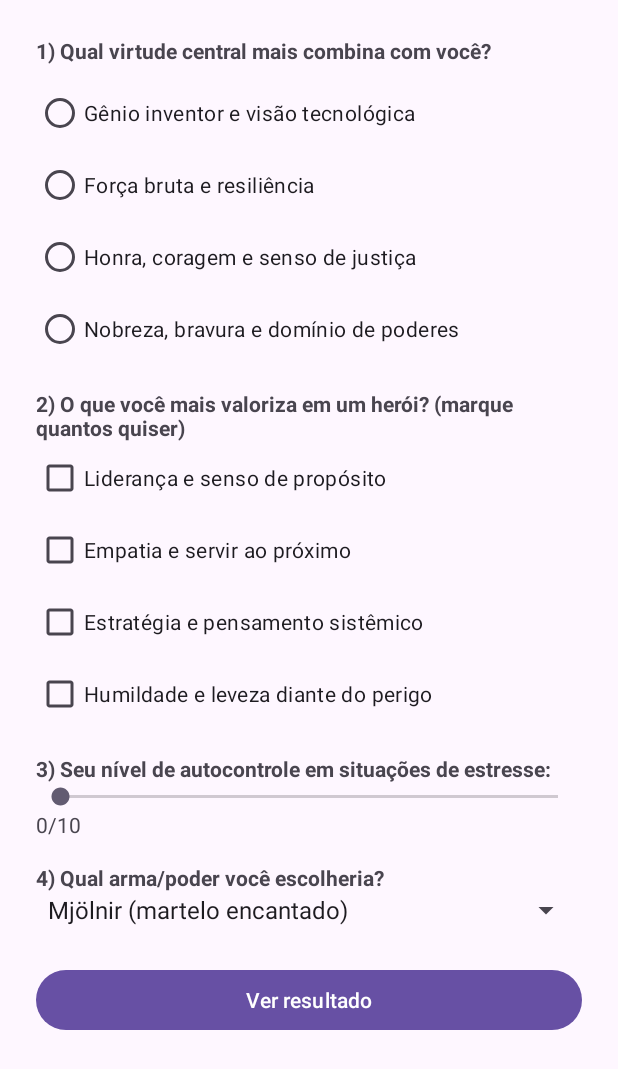
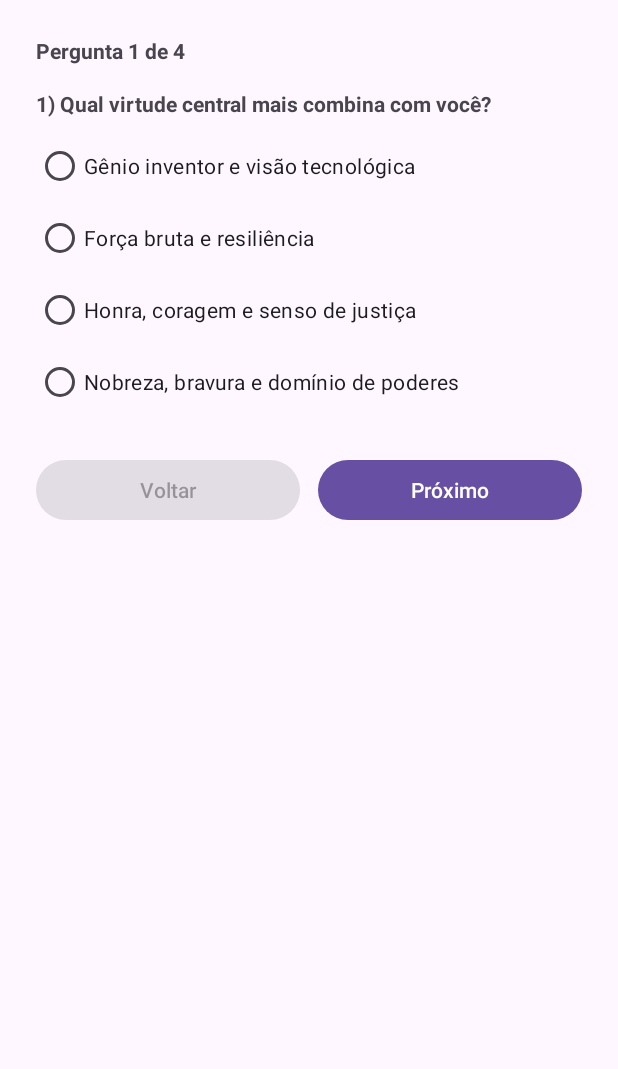
Before and after one commit to Alexepddeoliveira/SuperHeroesQuiz, an Android app: the QuizActivity screen opened directly, with no data from a screen before it, on a phone screen of 412 x 824 dp. Shown: the top 1069 px of the screen. Run offline under Robolectric (Android 15) with nearby library versions, the phone set to English and light mode, and no system bars.

Commit message:
Melhor Layout das perguntas

```diff
--- a/app/src/main/java/com/seuapp/superheroes/QuizActivity.kt
+++ b/app/src/main/java/com/seuapp/superheroes/QuizActivity.kt
@@ -2,11 +2,20 @@ package com.seuapp.superheroes
 
 import android.content.Intent
 import android.os.Bundle
+import android.view.View
 import android.widget.*
 import androidx.activity.enableEdgeToEdge
 import androidx.appcompat.app.AppCompatActivity
 
 class QuizActivity : AppCompatActivity() {
+
+    private lateinit var tvStep: TextView
+    private lateinit var groupQ1: View
+    private lateinit var groupQ2: View
+    private lateinit var groupQ3: View
+    private lateinit var groupQ4: View
+    private lateinit var btnBack: Button
+    private lateinit var btnNext: Button
 
     private lateinit var rgTraco: RadioGroup
     private lateinit var cbLideranca: CheckBox
@@ -16,13 +25,24 @@ class QuizActivity : AppCompatActivity() {
     private lateinit var skCoragem: SeekBar
     private lateinit var tvCoragemValor: TextView
     private lateinit var spPoder: Spinner
-    private lateinit var btnVerResultado: Button
+
+    private var step = 0 // 0..3
 
     override fun onCreate(savedInstanceState: Bundle?) {
         super.onCreate(savedInstanceState)
         enableEdgeToEdge()
         setContentView(R.layout.activity_quiz)
 
+        // Grupos/controles de navegação
+        tvStep = findViewById(R.id.tvStep)
+        groupQ1 = findViewById(R.id.groupQ1)
+        groupQ2 = findViewById(R.id.groupQ2)
+        groupQ3 = findViewById(R.id.groupQ3)
+        groupQ4 = findViewById(R.id.groupQ4)
+        btnBack = findViewById(R.id.btnBack)
+        btnNext = findViewById(R.id.btnNext)
+
+        // Inputs
         rgTraco = findViewById(R.id.rgTraco)
         cbLideranca = findViewById(R.id.cbLideranca)
         cbCompPaixao = findViewById(R.id.cbCompPaixao)
@@ -31,9 +51,8 @@ class QuizActivity : AppCompatActivity() {
         skCoragem = findViewById(R.id.skCoragem)
         tvCoragemValor = findViewById(R.id.tvCoragemValor)
         spPoder = findViewById(R.id.spPoder)
-        btnVerResultado = findViewById(R.id.btnVerResultado)
 
-        // Spinner: carrega opções e define seleção inicial
+        // Spinner
         ArrayAdapter.createFromResource(
             this,
             R.array.poderes_array,
@@ -43,12 +62,12 @@ class QuizActivity : AppCompatActivity() {
             spPoder.adapter = adapter
         }
         if (spPoder.adapter != null && spPoder.adapter.count > 0) {
-            spPoder.setSelection(0, false) // evita null ao ler depois
+            spPoder.setSelection(0, false)
         }
 
-        // SeekBar: texto inicial e listener
+        // SeekBar
         tvCoragemValor.text = getString(R.string.coragem_valor, skCoragem.progress)
-        skCoragem.setOnSeekBarChangeListener(object : SeekBar.OnSeekBarChangeListener {
+        skCoragem.setOnSeekBarChangeListener(object: SeekBar.OnSeekBarChangeListener{
             override fun onProgressChanged(seekBar: SeekBar?, progress: Int, fromUser: Boolean) {
                 tvCoragemValor.text = getString(R.string.coragem_valor, progress)
             }
@@ -56,20 +75,64 @@ class QuizActivity : AppCompatActivity() {
             override fun onStopTrackingTouch(seekBar: SeekBar?) {}
         })
 
-        btnVerResultado.setOnClickListener {
-            val nome = intent.getStringExtra("NOME_USUARIO") ?: getString(R.string.app_name)
-
-            // Valida: precisa escolher ao menos um traço (Q1)
-            if (rgTraco.checkedRadioButtonId == -1) {
-                Toast.makeText(this, "Escolha um traço na pergunta 1.", Toast.LENGTH_SHORT).show()
-                return@setOnClickListener
+        // Navegação
+        btnBack.setOnClickListener {
+            if (step > 0) {
+                step--
+                updateStepUI()
+            }
         }
 
-            // Valida: spinner com itens
-            if (spPoder.adapter == null || spPoder.adapter.count == 0) {
-                Toast.makeText(this, "Lista de poderes indisponível.", Toast.LENGTH_SHORT).show()
-                return@setOnClickListener
+        btnNext.setOnClickListener {
+            if (!validateCurrentStep()) return@setOnClickListener
+            if (step < 3) {
+                step++
+                updateStepUI()
+            } else {
+                // Último passo: calcular resultado e ir para a ResultActivity
+                computeAndGo()
             }
+        }
+
+        updateStepUI() // inicia na etapa 0 (Q1)
+    }
+
+    private fun updateStepUI() {
+        // Mostrar apenas o grupo da etapa atual
+        groupQ1.visibility = if (step == 0) View.VISIBLE else View.GONE
+        groupQ2.visibility = if (step == 1) View.VISIBLE else View.GONE
+        groupQ3.visibility = if (step == 2) View.VISIBLE else View.GONE
+        groupQ4.visibility = if (step == 3) View.VISIBLE else View.GONE
+
+        // Atualizar indicador de passo
+        tvStep.text = getString(R.string.step_label, step + 1)
+
+        // Botões
+        btnBack.isEnabled = step > 0
+        btnNext.text = if (step == 3) getString(R.string.btn_ver_resultado) else getString(R.string.btn_next)
+    }
+
+    private fun validateCurrentStep(): Boolean {
+        return when (step) {
+            0 -> { // Q1
+                if (rgTraco.checkedRadioButtonId == -1) {
+                    Toast.makeText(this, getString(R.string.error_q1), Toast.LENGTH_SHORT).show()
+                    false
+                } else true
+            }
+            1 -> true // Q2 sem obrigatoriedade
+            2 -> true // Q3 sem obrigatoriedade
+            3 -> { // Q4
+                val ok = spPoder.adapter != null && spPoder.adapter.count > 0
+                if (!ok) Toast.makeText(this, getString(R.string.error_q4), Toast.LENGTH_SHORT).show()
+                ok
+            }
+            else -> true
+        }
+    }
+
+    private fun computeAndGo() {
+        val nome = intent.getStringExtra("NOME_USUARIO") ?: getString(R.string.app_name)
 
         val scores = mutableMapOf(
             "Thor" to 0,
@@ -78,7 +141,7 @@ class QuizActivity : AppCompatActivity() {
             "Hulk" to 0
         )
 
-            // Q1: traço principal
+        // Q1
         when (rgTraco.checkedRadioButtonId) {
             R.id.rbInteligencia -> scores["Homem de Ferro"] = scores["Homem de Ferro"]!! + 2
             R.id.rbForca        -> scores["Hulk"] = scores["Hulk"]!! + 2
@@ -86,8 +149,7 @@ class QuizActivity : AppCompatActivity() {
             R.id.rbAgilidade    -> scores["Thor"] = scores["Thor"]!! + 2
         }
 
-
-            // Q2: valores
+        // Q2
         if (cbLideranca.isChecked)   scores["Capitão América"] = scores["Capitão América"]!! + 1
         if (cbCompPaixao.isChecked)  scores["Capitão América"] = scores["Capitão América"]!! + 1
         if (cbEstrategia.isChecked)  scores["Homem de Ferro"]  = scores["Homem de Ferro"]!! + 1
@@ -97,35 +159,49 @@ class QuizActivity : AppCompatActivity() {
         val autocontrole = skCoragem.progress
         when {
             autocontrole >= 7 -> {
-                    // muito autocontrole → Cap ou Tony
                 scores["Capitão América"] = scores["Capitão América"]!! + 2
                 scores["Homem de Ferro"]  = scores["Homem de Ferro"]!! + 1
             }
             autocontrole in 4..6 -> {
-                    // médio → Thor (poder contido, mas às vezes impulsivo)
                 scores["Thor"] = scores["Thor"]!! + 1
             }
             else -> {
-                    // baixo autocontrole → tendência Hulk
                 scores["Hulk"] = scores["Hulk"]!! + 2
             }
         }
 
-            // Q4: poder preferido (defensivo quanto ao índice)
+        // Q4
         when (spPoder.selectedItemPosition.coerceIn(0, spPoder.adapter.count - 1)) {
-                0 -> scores["Thor"]            = scores["Thor"]!! + 2            // Mjölnir
+            0 -> scores["Thor"]            = scores["Thor"]!! + 2  // Mjölnir
             1 -> scores["Homem de Ferro"]  = scores["Homem de Ferro"]!! + 2  // Armadura
-                2 -> scores["Capitão América"] = scores["Capitão América"]!! + 2 // Escudo
-                3 -> scores["Hulk"]            = scores["Hulk"]!! + 2            // Força
+            2 -> scores["Capitão América"] = scores["Capitão América"]!! + 2  // Escudo
+            3 -> scores["Hulk"]            = scores["Hulk"]!! + 2  // Força
         }
 
         val (heroi, pontuacao) = scores.maxByOrNull { it.value }!!
+
+        // Extras para a explicação (se você já implementou)
         val i = Intent(this, ResultActivity::class.java).apply {
             putExtra("NOME_USUARIO", nome)
             putExtra("HEROI", heroi)
             putExtra("PONTUACAO", pontuacao)
+
+            // Para a explicação (opcional):
+            val traitIdx = when (rgTraco.checkedRadioButtonId) {
+                R.id.rbInteligencia -> 0
+                R.id.rbForca        -> 1
+                R.id.rbCoragem      -> 2
+                R.id.rbAgilidade    -> 3
+                else -> -1
+            }
+            putExtra("TRAIT_INDEX", traitIdx)
+            putExtra("VAL_LIDERANCA", cbLideranca.isChecked)
+            putExtra("VAL_COMPAIXAO", cbCompPaixao.isChecked)
+            putExtra("VAL_ESTRATEGIA", cbEstrategia.isChecked)
+            putExtra("VAL_HUMOR", cbHumor.isChecked)
+            putExtra("AUTOCONTROLE", skCoragem.progress)
+            putExtra("PODER_INDEX", spPoder.selectedItemPosition.coerceIn(0, spPoder.adapter.count - 1))
         }
         startActivity(i)
     }
 }
-}
--- a/app/src/main/java/com/seuapp/superheroes/ResultActivity.kt
+++ b/app/src/main/java/com/seuapp/superheroes/ResultActivity.kt
@@ -72,10 +72,10 @@ class ResultActivity : AppCompatActivity() {
         btnRefazer?.setOnClickListener {
             val restart = Intent(this, QuizActivity::class.java).apply {
                 putExtra("NOME_USUARIO", nome)
-                addFlags(Intent.FLAG_ACTIVITY_CLEAR_TOP or Intent.FLAG_ACTIVITY_SINGLE_TOP)
+                // Cria uma NOVA tarefa e limpa a pilha anterior: garante step=0
+                addFlags(Intent.FLAG_ACTIVITY_NEW_TASK or Intent.FLAG_ACTIVITY_CLEAR_TASK)
             }
             startActivity(restart)
-            finish() // fecha a ResultActivity atual
         }
     }
 }
--- a/app/src/main/res/layout/activity_quiz.xml
+++ b/app/src/main/res/layout/activity_quiz.xml
@@ -10,7 +10,22 @@
         android:layout_width="match_parent"
         android:layout_height="wrap_content">
 
-        <!-- Q1: Virtude central (mapeia para Homem de Ferro, Hulk, Capitão América, Thor) -->
+        <!-- Indicador de progresso -->
+        <TextView
+            android:id="@+id/tvStep"
+            android:text="@string/step_label"
+            android:textStyle="bold"
+            android:layout_width="wrap_content"
+            android:layout_height="wrap_content" />
+
+        <!-- ============ Q1 ============ -->
+        <LinearLayout
+            android:id="@+id/groupQ1"
+            android:orientation="vertical"
+            android:layout_marginTop="16dp"
+            android:layout_width="match_parent"
+            android:layout_height="wrap_content">
+
             <TextView
                 android:text="@string/q1_title"
                 android:textStyle="bold"
@@ -47,12 +62,20 @@
                     android:layout_width="wrap_content"
                     android:layout_height="wrap_content" />
             </RadioGroup>
+        </LinearLayout>
 
-        <!-- Q2: Valores (marque quantos quiser) -->
+        <!-- ============ Q2 ============ -->
+        <LinearLayout
+            android:id="@+id/groupQ2"
+            android:orientation="vertical"
+            android:layout_marginTop="16dp"
+            android:visibility="gone"
+            android:layout_width="match_parent"
+            android:layout_height="wrap_content">
+
             <TextView
                 android:text="@string/q2_title"
                 android:textStyle="bold"
-            android:layout_marginTop="16dp"
                 android:layout_width="wrap_content"
                 android:layout_height="wrap_content" />
 
@@ -76,13 +99,21 @@
                 android:text="@string/cb_humor"
                 android:layout_width="wrap_content"
                 android:layout_height="wrap_content" />
+        </LinearLayout>
 
-        <!-- Q3: Autocontrole (0..10) -->
+        <!-- ============ Q3 ============ -->
+        <LinearLayout
+            android:id="@+id/groupQ3"
+            android:orientation="vertical"
+            android:layout_marginTop="16dp"
+            android:visibility="gone"
+            android:layout_width="match_parent"
+            android:layout_height="wrap_content">
+
             <TextView
                 android:id="@+id/tvCoragemLabel"
                 android:text="@string/q3_label"
                 android:textStyle="bold"
-            android:layout_marginTop="16dp"
                 android:layout_width="wrap_content"
                 android:layout_height="wrap_content" />
 
@@ -97,12 +128,20 @@
                 android:text="@string/coragem_valor_zero"
                 android:layout_width="wrap_content"
                 android:layout_height="wrap_content" />
+        </LinearLayout>
 
-        <!-- Q4: Arma/Poder (Spinner ligado ao novo poderes_array) -->
+        <!-- ============ Q4 ============ -->
+        <LinearLayout
+            android:id="@+id/groupQ4"
+            android:orientation="vertical"
+            android:layout_marginTop="16dp"
+            android:visibility="gone"
+            android:layout_width="match_parent"
+            android:layout_height="wrap_content">
+
             <TextView
                 android:text="@string/q4_title"
                 android:textStyle="bold"
-            android:layout_marginTop="16dp"
                 android:layout_width="wrap_content"
                 android:layout_height="wrap_content" />
 
@@ -110,13 +149,31 @@
                 android:id="@+id/spPoder"
                 android:layout_width="match_parent"
                 android:layout_height="wrap_content" />
+        </LinearLayout>
+
+        <!-- Navegação -->
+        <LinearLayout
+            android:orientation="horizontal"
+            android:layout_marginTop="24dp"
+            android:layout_width="match_parent"
+            android:layout_height="wrap_content">
 
             <Button
-            android:id="@+id/btnVerResultado"
-            android:text="@string/btn_ver_resultado"
-            android:layout_marginTop="24dp"
-            android:layout_width="match_parent"
-            android:layout_height="wrap_content" />
+                android:id="@+id/btnBack"
+                android:text="@string/btn_back"
+                android:enabled="false"
+                android:layout_width="0dp"
+                android:layout_height="wrap_content"
+                android:layout_weight="1" />
+
+            <Button
+                android:id="@+id/btnNext"
+                android:text="@string/btn_next"
+                android:layout_marginStart="12dp"
+                android:layout_width="0dp"
+                android:layout_height="wrap_content"
+                android:layout_weight="1" />
+        </LinearLayout>
 
     </LinearLayout>
 </ScrollView>
--- a/app/src/main/res/values/strings.xml
+++ b/app/src/main/res/values/strings.xml
@@ -39,6 +39,11 @@
     <!-- Q4: Arma/Poder -->
     <string name="q4_title">4) Qual arma/poder você escolheria?</string>
 
+    <string name="btn_next">Próximo</string>
+    <string name="btn_back">Voltar</string>
+    <string name="step_label">Pergunta %1$d de 4</string>
+    <string name="error_q1">Escolha uma opção na pergunta 1.</string>
+    <string name="error_q4">Selecione uma opção na pergunta 4.</string>
 
     <!-- Mensagem de resultado -->
     <string name="result_message">%1$s, você é mais parecido com %2$s! (score %3$d)</string>
```
Lines whose indentation alone changed are shown as unchanged.
